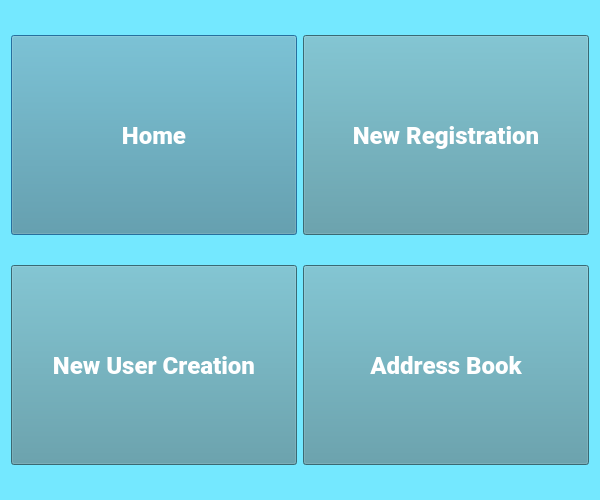
Before: the Qt Designer form Home Page.ui in sreeramsuresh/Mahasa_Clinic, drawn with Qt 5.
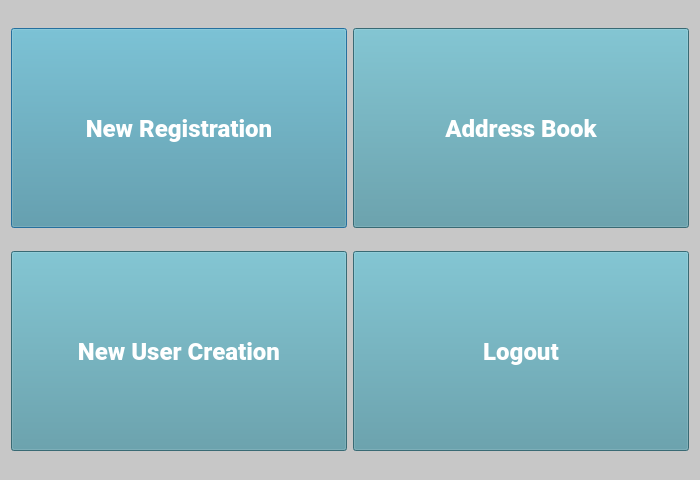
After: the same form once the commit is applied.

Patch:
```diff
--- a/Home Page.ui
+++ b/Home Page.ui
@@ -6,27 +6,27 @@
    <rect>
     <x>0</x>
     <y>0</y>
-    <width>600</width>
-    <height>500</height>
+    <width>700</width>
+    <height>480</height>
    </rect>
   </property>
   <property name="minimumSize">
    <size>
-    <width>600</width>
-    <height>500</height>
+    <width>0</width>
+    <height>0</height>
    </size>
   </property>
   <property name="maximumSize">
    <size>
-    <width>600</width>
-    <height>500</height>
+    <width>16777215</width>
+    <height>16777215</height>
    </size>
   </property>
   <property name="windowTitle">
    <string>Dialog</string>
   </property>
   <property name="styleSheet">
-   <string notr="true">QWidget#Dialog{background-color:rgb(116, 232, 255);}</string>
+   <string notr="true">QWidget#Dialog{background-color:rgb(199, 199, 199);}</string>
   </property>
   <layout class="QHBoxLayout" name="horizontalLayout_2">
    <item>
@@ -34,7 +34,7 @@
      <item>
       <layout class="QVBoxLayout" name="verticalLayout">
        <item>
-        <widget class="QPushButton" name="NRbutton_2">
+        <widget class="QPushButton" name="NRbutton">
          <property name="minimumSize">
           <size>
            <width>0</width>
@@ -54,7 +54,7 @@
 color: white;</string>
          </property>
          <property name="text">
-          <string>Home</string>
+          <string>New Registration</string>
          </property>
         </widget>
        </item>
@@ -87,31 +87,6 @@
      </item>
      <item>
       <layout class="QVBoxLayout" name="verticalLayout_2">
-       <item>
-        <widget class="QPushButton" name="NRbutton">
-         <property name="minimumSize">
-          <size>
-           <width>0</width>
-           <height>200</height>
-          </size>
-         </property>
-         <property name="font">
-          <font>
-           <family>Roboto Black</family>
-           <pointsize>18</pointsize>
-           <weight>75</weight>
-           <bold>true</bold>
-          </font>
-         </property>
-         <property name="styleSheet">
-          <string notr="true">background-color: rgb(80, 148, 162);
-color: white;</string>
-         </property>
-         <property name="text">
-          <string>New Registration</string>
-         </property>
-        </widget>
-       </item>
        <item>
         <widget class="QPushButton" name="ABbutton">
          <property name="minimumSize">
@@ -137,6 +112,31 @@
          </property>
         </widget>
        </item>
+       <item>
+        <widget class="QPushButton" name="Logout">
+         <property name="minimumSize">
+          <size>
+           <width>0</width>
+           <height>200</height>
+          </size>
+         </property>
+         <property name="font">
+          <font>
+           <family>Roboto Black</family>
+           <pointsize>18</pointsize>
+           <weight>75</weight>
+           <bold>true</bold>
+          </font>
+         </property>
+         <property name="styleSheet">
+          <string notr="true">background-color: rgb(80, 148, 162);
+color: white;</string>
+         </property>
+         <property name="text">
+          <string>Logout</string>
+         </property>
+        </widget>
+       </item>
       </layout>
      </item>
     </layout>
```
